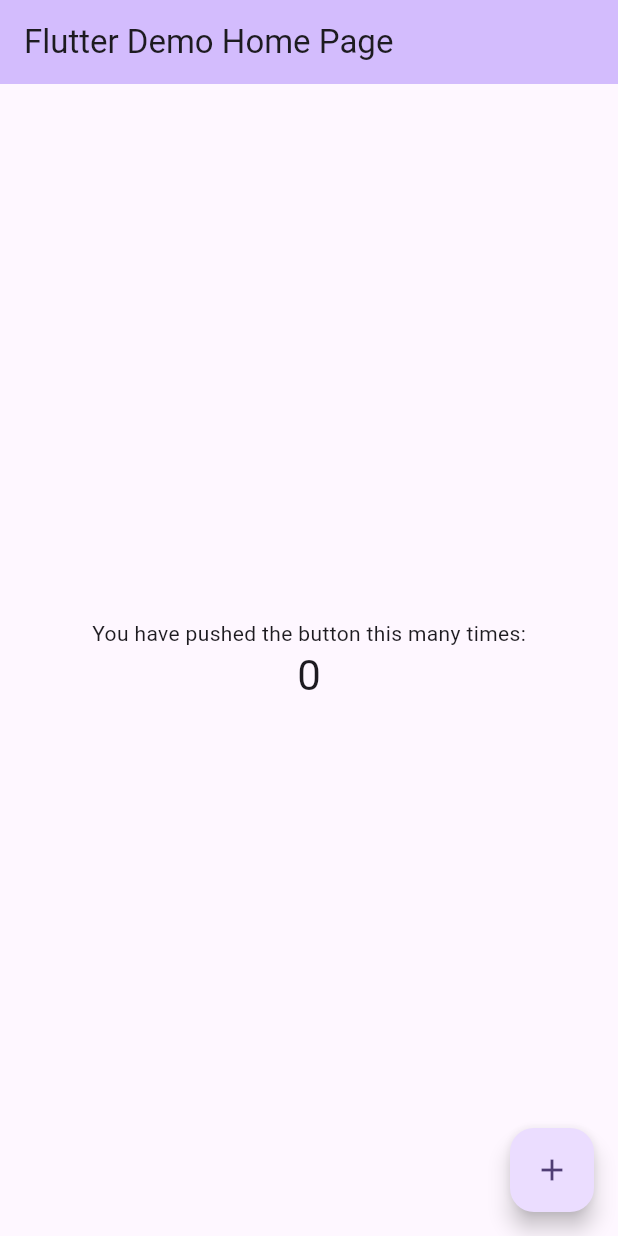
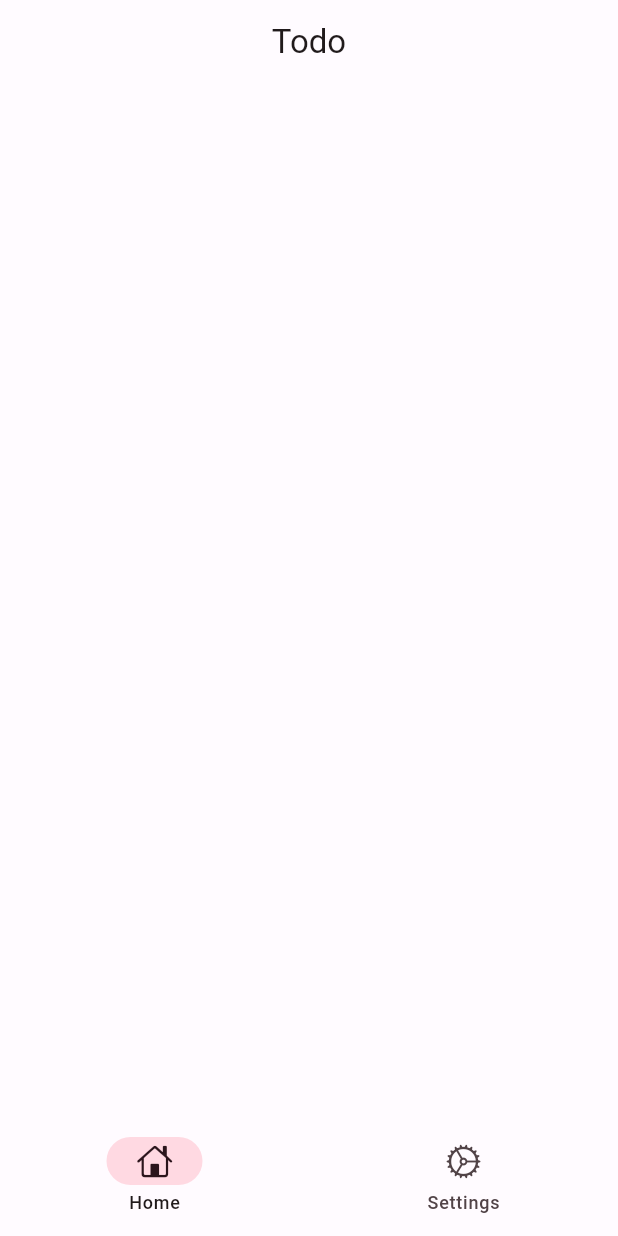
Before and after one commit to Sharathk1999/Flutter-Clean-Arc, a Flutter app: the screen it shows after launch, on a phone screen of 412 x 824 dp. Run offline on Flutter 3.47's test engine with Material 3 defaults, Android fonts, the phone set to English and light mode, and no system bars; our stand-ins replace flutter_bloc, freezed_annotation, go_router.

Commit message:
folder structure/bottom_nav/router done

```diff
--- /dev/null
+++ b/lib/core/route/go_router_provider.dart
@@ -0,0 +1,54 @@
+import 'package:flutter/material.dart';
+import 'package:flutter_clean_arc/core/route/route_name.dart';
+import 'package:flutter_clean_arc/features/dashboard/presentation/ui/dashboard_screen.dart';
+import 'package:flutter_clean_arc/features/setting/presentation/ui/setting_screen.dart';
+import 'package:flutter_clean_arc/features/todo/presentation/ui/todo_screen.dart';
+import 'package:go_router/go_router.dart';
+
+final GlobalKey<NavigatorState> _rootNavigatorKey =
+    GlobalKey(debugLabel: 'root');
+final GlobalKey<NavigatorState> _shellNavigatorKey =
+    GlobalKey(debugLabel: 'shell');
+
+class GoRouterProvider {
+  GoRouter goRouter() {
+    return GoRouter(
+      navigatorKey: _rootNavigatorKey,
+      initialLocation: '/',
+      routes: [
+        ShellRoute(
+          navigatorKey: _shellNavigatorKey,
+          builder: (context, state, child) {
+            return DashboardScreen(
+              key: state.pageKey,
+              child: child,
+            );
+          },
+          routes: [
+            //route to todo screen
+            GoRoute(
+              path: '/',
+              name: homeRoute,
+              pageBuilder: (context, state) {
+                return NoTransitionPage(
+                    child: TodoScreen(
+                  key: state.pageKey,
+                ));
+              },
+            ),
+            GoRoute(
+              path: '/setting',
+              name: settingRoute,
+              pageBuilder: (context, state) {
+                return NoTransitionPage(
+                    child: SettingScreen(
+                  key: state.pageKey,
+                ));
+              },
+            ),
+          ],
+        ),
+      ],
+    );
+  }
+}
--- /dev/null
+++ b/lib/core/route/route_name.dart
@@ -0,0 +1,2 @@
+const String homeRoute = 'home';
+const String settingRoute = 'setting';
--- /dev/null
+++ b/lib/core/theme/color_scheme.dart
@@ -0,0 +1,69 @@
+import 'package:flutter/material.dart';
+
+const lightColorScheme = ColorScheme(
+  brightness: Brightness.light,
+  primary: Color(0xFFB90063),
+  onPrimary: Color(0xFFFFFFFF),
+  primaryContainer: Color(0xFFFFD9E2),
+  onPrimaryContainer: Color(0xFF3E001D),
+  secondary: Color(0xFF74565F),
+  onSecondary: Color(0xFFFFFFFF),
+  secondaryContainer: Color(0xFFFFD9E2),
+  onSecondaryContainer: Color(0xFF2B151C),
+  tertiary: Color(0xFF7C5635),
+  onTertiary: Color(0xFFFFFFFF),
+  tertiaryContainer: Color(0xFFFFDCC1),
+  onTertiaryContainer: Color(0xFF2E1500),
+  error: Color(0xFFBA1A1A),
+  errorContainer: Color(0xFFFFDAD6),
+  onError: Color(0xFFFFFFFF),
+  onErrorContainer: Color(0xFF410002),
+  background: Color(0xFFFFFBFF),
+  onBackground: Color(0xFF201A1B),
+  surface: Color(0xFFFFFBFF),
+  onSurface: Color(0xFF201A1B),
+  surfaceVariant: Color(0xFFF2DDE1),
+  onSurfaceVariant: Color(0xFF514347),
+  outline: Color(0xFF837377),
+  onInverseSurface: Color(0xFFFAEEEF),
+  inverseSurface: Color(0xFF352F30),
+  inversePrimary: Color(0xFFFFB1C8),
+  shadow: Color(0xFF000000),
+  surfaceTint: Color(0xFFB90063),
+  outlineVariant: Color(0xFFD5C2C6),
+  scrim: Color(0xFF000000),
+);
+
+const darkColorScheme = ColorScheme(
+  brightness: Brightness.dark,
+  primary: Color(0xFFFFB1C8),
+  onPrimary: Color(0xFF650033),
+  primaryContainer: Color(0xFF8E004A),
+  onPrimaryContainer: Color(0xFFFFD9E2),
+  secondary: Color(0xFFE3BDC6),
+  onSecondary: Color(0xFF422931),
+  secondaryContainer: Color(0xFF5A3F47),
+  onSecondaryContainer: Color(0xFFFFD9E2),
+  tertiary: Color(0xFFEFBD94),
+  onTertiary: Color(0xFF48290C),
+  tertiaryContainer: Color(0xFF623F20),
+  onTertiaryContainer: Color(0xFFFFDCC1),
+  error: Color(0xFFFFB4AB),
+  errorContainer: Color(0xFF93000A),
+  onError: Color(0xFF690005),
+  onErrorContainer: Color(0xFFFFDAD6),
+  background: Color(0xFF201A1B),
+  onBackground: Color(0xFFEBE0E1),
+  surface: Color(0xFF201A1B),
+  onSurface: Color(0xFFEBE0E1),
+  surfaceVariant: Color(0xFF514347),
+  onSurfaceVariant: Color(0xFFD5C2C6),
+  outline: Color(0xFF9E8C90),
+  onInverseSurface: Color(0xFF201A1B),
+  inverseSurface: Color(0xFFEBE0E1),
+  inversePrimary: Color(0xFFB90063),
+  shadow: Color(0xFF000000),
+  surfaceTint: Color(0xFFFFB1C8),
+  outlineVariant: Color(0xFF514347),
+  scrim: Color(0xFF000000),
+);
--- /dev/null
+++ b/lib/features/dashboard/presentation/controller/dashboard_controller.dart
@@ -0,0 +1,10 @@
+import 'package:flutter_bloc/flutter_bloc.dart';
+import 'package:flutter_clean_arc/features/dashboard/presentation/state/dashboard_state.dart';
+
+class DashboardController extends Cubit<DashboardState> {
+  DashboardController():super(const DashboardState());
+
+  void setPageIndex(int value){
+    emit(state.copyWith(pageIndex: value));
+  }
+}
--- /dev/null
+++ b/lib/features/dashboard/presentation/state/dashboard_state.dart
@@ -0,0 +1,12 @@
+import 'package:freezed_annotation/freezed_annotation.dart';
+
+part 'dashboard_state.freezed.dart';
+
+@freezed
+class DashboardState with _$DashboardState {
+
+  const factory DashboardState({
+  @Default(0)
+   int pageIndex,
+  })= _DashboardState;
+}
--- /dev/null
+++ b/lib/features/dashboard/presentation/ui/dashboard_screen.dart
@@ -0,0 +1,15 @@
+import 'package:flutter/material.dart';
+import 'package:flutter_clean_arc/features/dashboard/presentation/ui/widget/bottom_nav_widget.dart';
+
+class DashboardScreen extends StatelessWidget {
+  final Widget child;
+  const DashboardScreen({super.key, required this.child});
+
+  @override
+  Widget build(BuildContext context) {
+    return   Scaffold(
+      body: child,
+      bottomNavigationBar: const BottomNavWidget(),
+    );
+  }
+}
--- /dev/null
+++ b/lib/features/dashboard/presentation/ui/widget/bottom_nav_widget.dart
@@ -0,0 +1,49 @@
+import 'package:flutter/cupertino.dart';
+import 'package:flutter/material.dart';
+import 'package:flutter_bloc/flutter_bloc.dart';
+import 'package:flutter_clean_arc/features/dashboard/presentation/controller/dashboard_controller.dart';
+import 'package:flutter_clean_arc/features/dashboard/presentation/state/dashboard_state.dart';
+import 'package:go_router/go_router.dart';
+
+class BottomNavWidget extends StatelessWidget {
+  const BottomNavWidget({super.key});
+
+  @override
+  Widget build(BuildContext context) {
+    return BlocProvider(
+      create: (context) => DashboardController(),
+      child: BlocBuilder<DashboardController, DashboardState>(
+        builder: (context, state) {
+          return NavigationBar(
+            selectedIndex: state.pageIndex,
+            onDestinationSelected: (value) => _onItemSelected(context,value),
+            destinations: const [
+              NavigationDestination(
+                icon: Icon(CupertinoIcons.home),
+                label: 'Home',
+              ),
+              NavigationDestination(
+                icon: Icon(CupertinoIcons.settings),
+                label: 'Settings',
+              ),
+            ],
+          );
+        },
+      ),
+    );
+  }
+
+  void _onItemSelected(BuildContext context, int index) {
+    context.read<DashboardController>().setPageIndex(index);
+    switch (index) {
+      case 0:
+      GoRouter.of(context).go('/');
+        break;
+      case 1:
+       GoRouter.of(context).go('/setting');
+        break;
+      default:
+        throw Exception('No Item Found');
+    }
+  }
+}
--- /dev/null
+++ b/lib/features/setting/presentation/ui/setting_screen.dart
@@ -0,0 +1,21 @@
+import 'package:flutter/material.dart';
+
+class SettingScreen extends StatefulWidget {
+  const SettingScreen({super.key});
+
+  @override
+  State<SettingScreen> createState() => _SettingScreenState();
+}
+
+class _SettingScreenState extends State<SettingScreen> {
+  @override
+  Widget build(BuildContext context) {
+    return  Scaffold(
+      appBar: AppBar(
+        title: const Text("Settings"),
+        centerTitle: true,
+      ),
+      body: Column(),
+    );
+  }
+}
--- /dev/null
+++ b/lib/features/todo/presentation/ui/todo_screen.dart
@@ -0,0 +1,21 @@
+import 'package:flutter/material.dart';
+
+class TodoScreen extends StatefulWidget {
+  const TodoScreen({super.key});
+
+  @override
+  State<TodoScreen> createState() => _TodoScreenState();
+}
+
+class _TodoScreenState extends State<TodoScreen> {
+  @override
+  Widget build(BuildContext context) {
+    return  Scaffold(
+      appBar: AppBar(
+        title: const Text("Todo"),
+        centerTitle: true,
+      ),
+      body: Column(),
+    );
+  }
+}
--- a/lib/main.dart
+++ b/lib/main.dart
@@ -1,69 +1,7 @@
 import 'package:flutter/material.dart';
+import 'package:flutter_clean_arc/main_widget.dart';
+
 
 void main() {
-  runApp(const MyApp());
+  runApp(const MainWidget());
 }
-
-class MyApp extends StatelessWidget {
-  const MyApp({super.key});
-
-  @override
-  Widget build(BuildContext context) {
-    return MaterialApp(
-      title: 'Flutter Clean Arc',
-      theme: ThemeData(
-        colorScheme: ColorScheme.fromSeed(seedColor: Colors.deepPurple),
-        useMaterial3: true,
-      ),
-      home: const MyHomePage(title: 'Flutter Demo Home Page'),
-    );
-  }
-}
-
-class MyHomePage extends StatefulWidget {
-  const MyHomePage({super.key, required this.title});
-
-  final String title;
-
-  @override
-  State<MyHomePage> createState() => _MyHomePageState();
-}
-
-class _MyHomePageState extends State<MyHomePage> {
-  int _counter = 0;
-
-  void _incrementCounter() {
-    setState(() {
-      _counter++;
-    });
-  }
-
-  @override
-  Widget build(BuildContext context) {
-    return Scaffold(
-      appBar: AppBar(
-        backgroundColor: Theme.of(context).colorScheme.inversePrimary,
-        title: Text(widget.title),
-      ),
-      body: Center(
-        child: Column(
-          mainAxisAlignment: MainAxisAlignment.center,
-          children: <Widget>[
-            const Text(
-              'You have pushed the button this many times:',
-            ),
-            Text(
-              '$_counter',
-              style: Theme.of(context).textTheme.headlineMedium,
-            ),
-          ],
-        ),
-      ),
-      floatingActionButton: FloatingActionButton(
-        onPressed: _incrementCounter,
-        tooltip: 'Increment',
-        child: const Icon(Icons.add),
-      ),
-    );
-  }
-}
--- /dev/null
+++ b/lib/main_widget.dart
@@ -0,0 +1,25 @@
+import 'package:flutter/material.dart';
+import 'package:flutter_clean_arc/core/route/go_router_provider.dart';
+import 'package:flutter_clean_arc/core/theme/color_scheme.dart';
+
+class MainWidget extends StatelessWidget {
+  const MainWidget({super.key});
+
+  @override
+  Widget build(BuildContext context) {
+    final route = GoRouterProvider();
+    return MaterialApp.router(
+      title: 'Flutter Clean Arc',
+      routerConfig: route.goRouter(),
+      theme: ThemeData(
+        useMaterial3: true,
+        colorScheme: lightColorScheme
+      ),
+      darkTheme: ThemeData(
+        useMaterial3: true,
+        colorScheme: darkColorScheme
+      ),
+
+    );
+  }
+}
```
Also changed, not shown: lib/features/dashboard/presentation/state/dashboard_state.freezed.dart (added), 1 other file.
